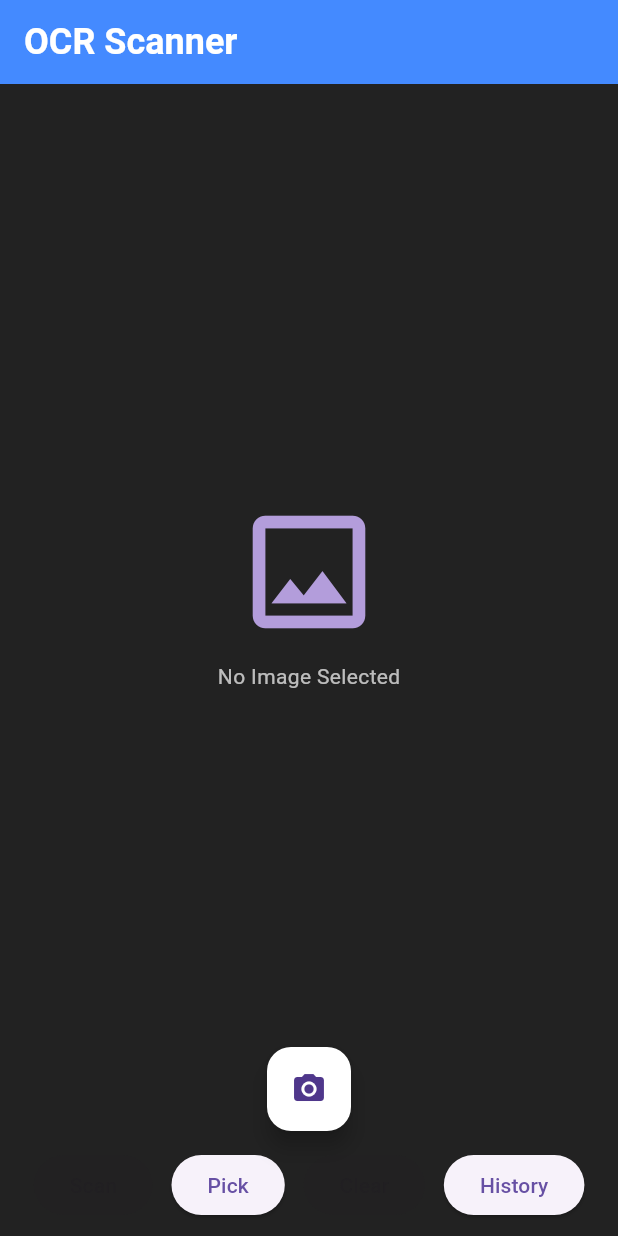
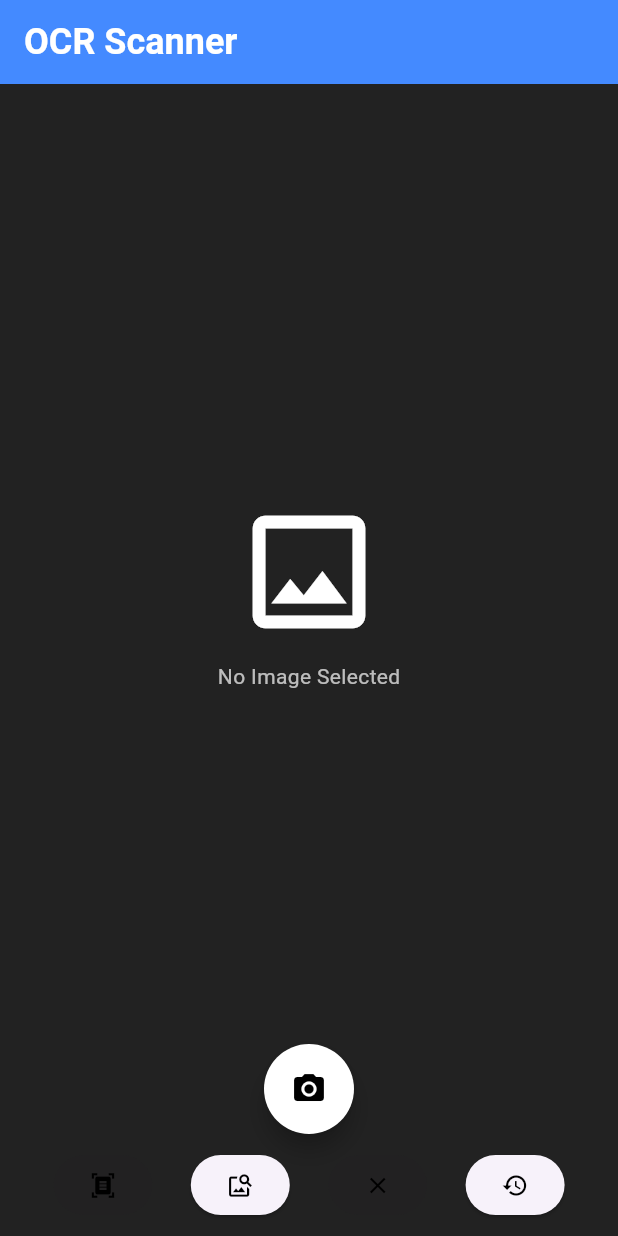
Before and after one commit to dmtarqui/flutter_final, a Flutter app: the screen it shows after launch, on a phone screen of 412 x 824 dp. Run offline on Flutter 3.47's test engine with Material 3 defaults, Android fonts, the phone set to English and light mode, and no system bars; our stand-ins replace flutter_riverpod, image_picker, sqflite; missing offline and left inert: google_mlkit_text_recognition; accounts and stored records are empty.

Commit message:
no clean architectecture stage

```diff
--- a/lib/main.dart
+++ b/lib/main.dart
@@ -17,7 +17,7 @@ class MainApp extends StatelessWidget {
 
   @override
   Widget build(BuildContext context) {
-    return const MaterialApp(home: OcrHomePage());
+    return MaterialApp(home: OcrHomePage());
   }
 }
 
@@ -71,11 +71,7 @@ class OcrHomePage extends ConsumerWidget {
                 ? Column(
                   mainAxisAlignment: MainAxisAlignment.center,
                   children: [
-                    Icon(
-                      Icons.image_outlined,
-                      size: 100,
-                      color: Colors.deepPurple.shade200,
-                    ),
+                    Icon(Icons.image_outlined, size: 100, color: Colors.white),
                     const SizedBox(height: 10),
                     const Text(
                       'No Image Selected',
@@ -85,8 +81,8 @@ class OcrHomePage extends ConsumerWidget {
                 )
                 : Image.file(
                   File(imageFile.path),
-                  width: 250,
-                  height: 250,
+                  width: 300,
+                  height: 300,
                   fit: BoxFit.contain,
                 ),
             const SizedBox(height: 20),
@@ -98,11 +94,11 @@ class OcrHomePage extends ConsumerWidget {
                   color: Colors.white10,
                   borderRadius: BorderRadius.circular(8),
                 ),
-                child: SingleChildScrollView(
                 child: Text(
                   ocrText,
                   style: const TextStyle(color: Colors.white, fontSize: 16),
-                  ),
+                  maxLines: 6, // Limit to 5 lines
+                  overflow: TextOverflow.ellipsis, // Show "..." if too long
                 ),
               ),
           ],
@@ -145,11 +141,11 @@ class OcrHomePage extends ConsumerWidget {
                         );
                       }
                       : null,
-              child: const Text('Scan'),
+              child: const Icon(Icons.document_scanner, color: Colors.black),
             ),
             ElevatedButton(
               onPressed: () => _pickImage(context, ref, ImageSource.gallery),
-              child: const Text('Pick'),
+              child: const Icon(Icons.image_search, color: Colors.black),
             ),
             ElevatedButton(
               onPressed:
@@ -159,7 +155,7 @@ class OcrHomePage extends ConsumerWidget {
                         ref.read(ocrTextProvider.notifier).state = '';
                       }
                       : null,
-              child: const Text('Clear'),
+              child: const Icon(Icons.clear, color: Colors.black),
             ),
             ElevatedButton(
               onPressed: () async {
@@ -195,19 +191,23 @@ class OcrHomePage extends ConsumerWidget {
                       ),
                 );
               },
-              child: const Text('History'),
+              child: const Icon(Icons.history, color: Colors.black),
             ),
           ],
         ),
       ),
       floatingActionButton: Padding(
-        padding: const EdgeInsets.only(
-          bottom: 60.0,
-        ), // Move FAB up by 60 pixels
+        padding: const EdgeInsets.only(bottom: 60.0),
+        child: SizedBox(
+          width: 60,
+          height: 60,
           child: FloatingActionButton(
+            shape: const CircleBorder(),
             backgroundColor: Colors.white,
+            hoverColor: Colors.blueAccent,
             onPressed: () => _pickImage(context, ref, ImageSource.camera),
-          child: const Icon(Icons.camera_alt),
+            child: const Icon(Icons.camera_alt, color: Colors.black),
+          ),
         ),
       ),
       floatingActionButtonLocation: FloatingActionButtonLocation.centerDocked,
```
Lines whose indentation alone changed are shown as unchanged.
